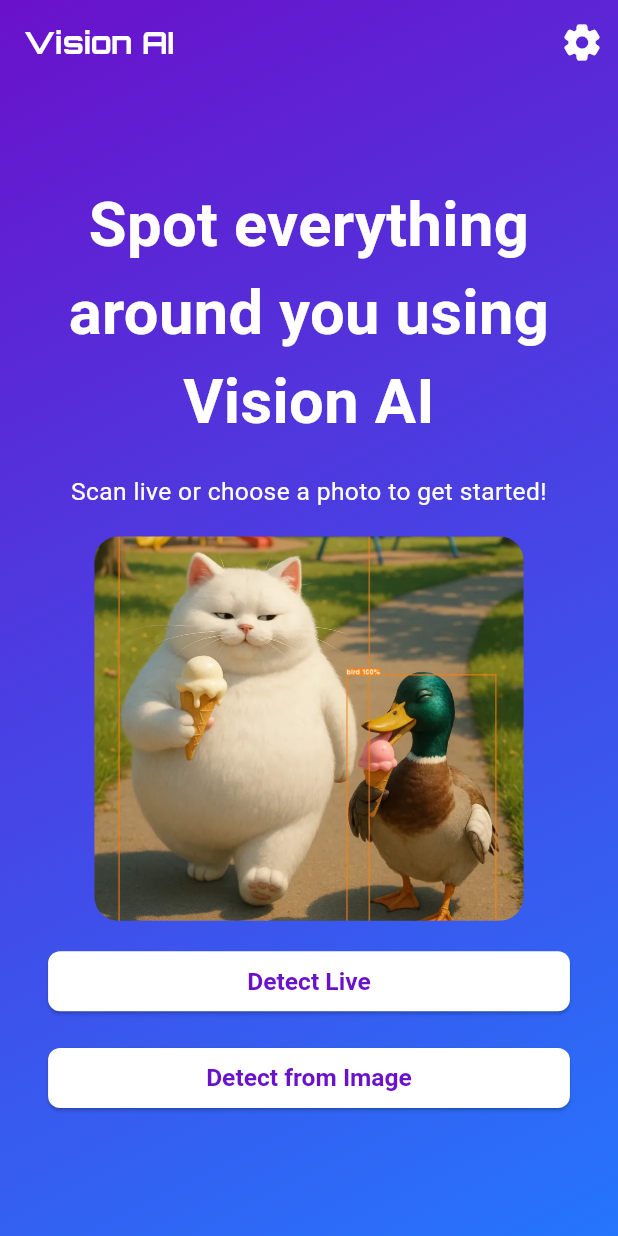
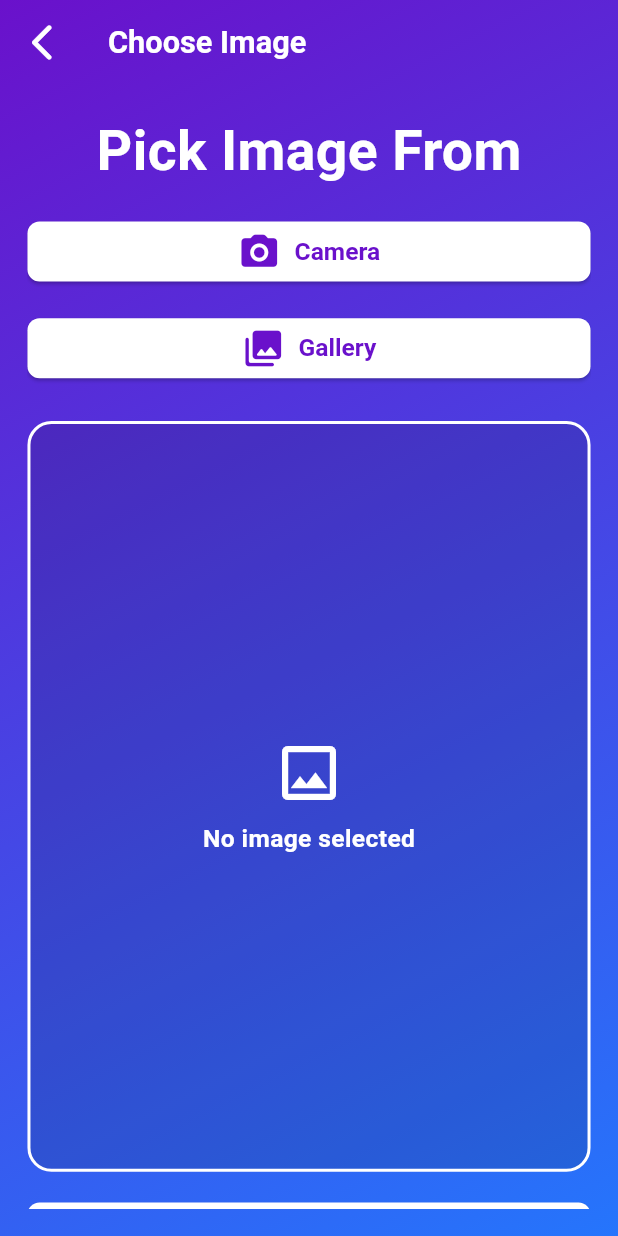
Before and after one commit to ranjithRW/vision-ai-flutter_live, a Flutter app: the screen it shows after launch, after a tap on "Detect from Image", on a phone screen of 412 x 824 dp. Run offline on Flutter 3.47's test engine with Material 3 defaults, Android fonts, the phone set to English and light mode, and no system bars; our stand-ins replace camera, flutter_screenutil, gap, get, image_picker, shared_preferences; Roboto replaces fonts that are missing (SF-Pro).

Commit message:
feat: Choose Image Screen

```diff
--- a/lib/controllers/object_detection_controller.dart
+++ b/lib/controllers/object_detection_controller.dart
@@ -1,3 +1,6 @@
+import 'dart:typed_data';
+import 'dart:ui' as ui;
+
 import 'package:get/get.dart';
 import 'package:camera/camera.dart';
 import 'package:image_picker/image_picker.dart';
@@ -10,9 +13,10 @@ class ObjectDetectionController extends GetxController {
   var detectedObjects = <String>[].obs;
   late CameraController cameraController;
   var isCameraInitialized = false.obs;
-  final ImagePicker _picker = ImagePicker();
   var isDetecting = false.obs;
-
+  var selectedImagePath = ''.obs;
+  var imageAspectRatio = (3 / 4).obs; // Default vertical ratio
+  var isLoadingImage = false.obs;
   var dummy = "".obs;
 
   get results => null;
@@ -66,12 +70,52 @@ class ObjectDetectionController extends GetxController {
     });
   }
 
-  Future<void> pickImage() async {
-    final XFile? image = await _picker.pickImage(source: ImageSource.gallery);
-    if (image != null) {
-      // Process the image using the interpreter
-      // Update detectedObjects with the results
+  Future<void> pickImage(ImageSource source) async {
+    try {
+      final ImagePicker picker = ImagePicker();
+      isLoadingImage.value = true;
+      final XFile? image = await picker.pickImage(source: source);
+
+      if (image != null) {
+        selectedImagePath.value = image.path;
+        await _calculateImageAspectRatio(image.path);
+      }
+    } catch (e) {
+      Get.snackbar('Error', 'Failed to pick image: $e');
+    } finally {
+      isLoadingImage.value = false;
     }
+  }
+
+  Future<void> _calculateImageAspectRatio(String imagePath) async {
+    try {
+      final XFile imageFile = XFile(imagePath);
+      final Uint8List imageBytes = await imageFile.readAsBytes();
+
+      // Decode image to get dimensions
+      final ui.Codec codec = await ui.instantiateImageCodec(imageBytes);
+      final ui.FrameInfo frameInfo = await codec.getNextFrame();
+      final ui.Image image = frameInfo.image;
+
+      // Calculate aspect ratio (width / height)
+      final double aspectRatio = image.width / image.height;
+      imageAspectRatio.value = aspectRatio;
+
+      // Dispose the image to free memory
+      image.dispose();
+    } catch (e) {
+      // Fallback to default ratio
+      imageAspectRatio.value = 3 / 4;
+    }
+  }
+
+  void clearImage() {
+    selectedImagePath.value = '';
+    imageAspectRatio.value = 3 / 4; // Reset to default
+  }
+
+  Future<void> runObjectDetectionOnSelectedImage() async {
+    // Your logic to run detection using selectedImagePath
   }
 
   void detectObjects(CameraImage image) {
--- /dev/null
+++ b/lib/screens/choose_image_screen.dart
@@ -0,0 +1,187 @@
+import 'dart:io';
+
+import 'package:flutter/material.dart';
+import 'package:flutter_screenutil/flutter_screenutil.dart';
+import 'package:gap/gap.dart';
+import 'package:get/get.dart';
+import 'package:image_picker/image_picker.dart';
+import 'package:vision_ai_app/controllers/object_detection_controller.dart';
+import 'package:vision_ai_app/controllers/theme_controller.dart';
+import 'package:vision_ai_app/screens/main_screen.dart';
+import 'package:vision_ai_app/styles/app_paddings.dart';
+import 'package:vision_ai_app/styles/app_text_styles.dart';
+import 'package:vision_ai_app/styles/button_styles.dart';
+import 'package:vision_ai_app/widgets/app_icons.dart';
+import 'package:vision_ai_app/widgets/custom_widgets.dart';
+
+class ChooseImageScreen extends StatelessWidget {
+  const ChooseImageScreen({super.key});
+
+  @override
+  Widget build(BuildContext context) {
+    final themeController = Get.find<ThemeController>();
+    final controller = Get.put(ObjectDetectionController());
+
+    return Scaffold(
+      extendBodyBehindAppBar: true,
+      appBar: AppBar(
+        backgroundColor: Colors.transparent,
+        title: Obx(() {
+          return Text(
+            "Choose Image",
+            style: AppTextStyles.primaryTextStyle70020().copyWith(
+              color: themeController.currentTheme.primaryColor,
+            ),
+          );
+        }),
+        leading: Obx(() {
+          return IconButton(
+            icon: AppIcons.backIcon(themeController.currentTheme.primaryColor),
+            onPressed: () {
+              Get.offAll(() => const MainScreen());
+            },
+          );
+        }),
+      ),
+      body: Obx(() {
+        return Stack(
+          children: [
+            Container(
+              decoration: BoxDecoration(
+                gradient: themeController.currentGradient,
+              ),
+            ),
+            SafeArea(
+              child: Padding(
+                padding: AppPaddings.medium,
+                child: SingleChildScrollView(
+                  child: Column(
+                    crossAxisAlignment: CrossAxisAlignment.center,
+                    children: [
+                      Text(
+                        "Pick Image From",
+                        style: AppTextStyles.primaryTextStyle70036().copyWith(
+                          color: themeController.currentTheme.primaryColor,
+                        ),
+                      ),
+                      Gap(16.h),
+                      SizedBox(
+                        width: double.infinity,
+                        child: ElevatedButton(
+                            style: AppButtonStyles.mainMenuButtonStyle(
+                                themeController.currentTheme),
+                            onPressed: () =>
+                                controller.pickImage(ImageSource.camera),
+                            child: CustomWidgets.textWithIconForFullWidth(
+                                AppIcons.cameraIcon(), "Camera")),
+                      ),
+                      Gap(16.h),
+                      SizedBox(
+                        width: double.infinity,
+                        child: ElevatedButton(
+                          style: AppButtonStyles.mainMenuButtonStyle(
+                              themeController.currentTheme),
+                          onPressed: () =>
+                              controller.pickImage(ImageSource.gallery),
+                          child: CustomWidgets.textWithIconForFullWidth(
+                              AppIcons.galleryIcon(), "Gallery"),
+                        ),
+                      ),
+                      Gap(24.h),
+                      AspectRatio(
+                        aspectRatio: controller.imageAspectRatio.value,
+                        child: Container(
+                          decoration: BoxDecoration(
+                            color: Colors.black12,
+                            borderRadius: BorderRadius.circular(16),
+                            border: Border.all(
+                              color: themeController.currentTheme.primaryColor
+                                  as Color,
+                              width: 2,
+                            ),
+                          ),
+                          child: controller.selectedImagePath.value.isNotEmpty
+                              ? Stack(
+                                  children: [
+                                    ClipRRect(
+                                      borderRadius: BorderRadius.circular(16),
+                                      child: Image.file(
+                                        File(
+                                            controller.selectedImagePath.value),
+                                        fit: BoxFit.cover,
+                                        // width: double.infinity,
+                                        // height: double.infinity,
+                                      ),
+                                    ),
+                                    // Optional: Add a clear button
+                                    Positioned(
+                                      top: 8,
+                                      right: 8,
+                                      child: Container(
+                                        decoration: BoxDecoration(
+                                          color: Colors.black54,
+                                          borderRadius:
+                                              BorderRadius.circular(20),
+                                        ),
+                                        child: IconButton(
+                                          icon: const Icon(
+                                            Icons.close,
+                                            color: Colors.white,
+                                            size: 20,
+                                          ),
+                                          onPressed: controller.clearImage,
+                                        ),
+                                      ),
+                                    ),
+                                  ],
+                                )
+                              : Center(
+                                  child: Column(
+                                    mainAxisAlignment: MainAxisAlignment.center,
+                                    children: [
+                                      Icon(
+                                        Icons.image_outlined,
+                                        size: 48,
+                                        color: themeController
+                                            .currentTheme.primaryColor,
+                                      ),
+                                      Gap(8.h),
+                                      Text(
+                                        "No image selected",
+                                        style: AppTextStyles
+                                                .primaryTextStyle60016()
+                                            .copyWith(
+                                          color: themeController
+                                              .currentTheme.primaryColor,
+                                        ),
+                                      ),
+                                    ],
+                                  ),
+                                ),
+                        ),
+                      ),
+                      Gap(16.h),
+                      SizedBox(
+                        width: double.infinity,
+                        child: ElevatedButton(
+                          style: AppButtonStyles.mainMenuButtonStyle(
+                              themeController.currentTheme),
+                          onPressed: () {
+                            // controller.selectedImagePath.value.isNotEmpty
+                            //     ? controller.runObjectDetectionOnSelectedImage
+                            //     : null;
+                          },
+                          child: const Text("Submit"),
+                        ),
+                      ),
+                    ],
+                  ),
+                ),
+              ),
+            ),
+          ],
+        );
+      }),
+    );
+  }
+}
--- a/lib/screens/main_screen.dart
+++ b/lib/screens/main_screen.dart
@@ -3,6 +3,7 @@ import 'package:flutter_screenutil/flutter_screenutil.dart';
 import 'package:gap/gap.dart';
 import 'package:get/get.dart';
 import 'package:vision_ai_app/controllers/theme_controller.dart';
+import 'package:vision_ai_app/screens/choose_image_screen.dart';
 import 'package:vision_ai_app/screens/real_time_camera_screen.dart';
 import 'package:vision_ai_app/screens/theme_list_screen.dart';
 import 'package:vision_ai_app/styles/app_paddings.dart';
@@ -101,7 +102,9 @@ class MainScreen extends StatelessWidget {
                               child: ElevatedButton(
                                   style: AppButtonStyles.mainMenuButtonStyle(
                                       themeController.currentTheme),
-                                  onPressed: () {},
+                                  onPressed: () {
+                                    Get.to(const ChooseImageScreen());
+                                  },
                                   child: const Text('Detect from Image')),
                             ),
                           ],
--- a/lib/styles/button_styles.dart
+++ b/lib/styles/button_styles.dart
@@ -8,7 +8,7 @@ class AppButtonStyles {
       backgroundColor: theme.primaryColor,
       foregroundColor: theme.tertiaryColor,
       textStyle: AppTextStyles.primaryTextStyle60016()
-          .copyWith(color: theme.tertiaryColor),
+          .copyWith(color: theme.tertiaryColor, inherit: true),
       shape: RoundedRectangleBorder(
         borderRadius: BorderRadius.circular(8),
       ),
--- a/lib/widgets/app_icons.dart
+++ b/lib/widgets/app_icons.dart
@@ -17,4 +17,42 @@ class AppIcons {
       color: color,
     );
   }
+
+  static Widget cameraIcon() {
+    return Icon(
+      Icons.camera_alt_rounded,
+      size: 28.h,
+    );
+  }
+
+  static Widget galleryIcon() {
+    return Icon(
+      Icons.photo_library_rounded,
+      size: 28.h,
+    );
+  }
+  static Widget deleteIcon() {
+    return Icon(
+      Icons.delete_rounded,
+      size: 28.h,
+    );
+  }
+  static Widget shareIcon() {
+    return Icon(
+      Icons.share_rounded,
+      size: 28.h,
+    );
+  }
+  static Widget downloadIcon() {
+    return Icon(
+      Icons.download_for_offline_rounded,
+      size: 28.h,
+    );
+  }
+  static Widget homeIcon() {
+    return Icon(
+      Icons.home_rounded,
+      size: 28.h,
+    );
+  }
 }
--- /dev/null
+++ b/lib/widgets/custom_widgets.dart
@@ -0,0 +1,16 @@
+import 'package:flutter/material.dart';
+import 'package:flutter_screenutil/flutter_screenutil.dart';
+import 'package:gap/gap.dart';
+
+class CustomWidgets {
+  static Widget textWithIconForFullWidth(Widget icon, String text) {
+    return Row(
+      mainAxisAlignment: MainAxisAlignment.center,
+      children: [
+        icon,
+        Gap(8.w),
+        Text(text),
+      ],
+    );
+  }
+}
```
Also changed, not shown: lib/screens/result_image_screen.dart (added, +131 -0 lines).
